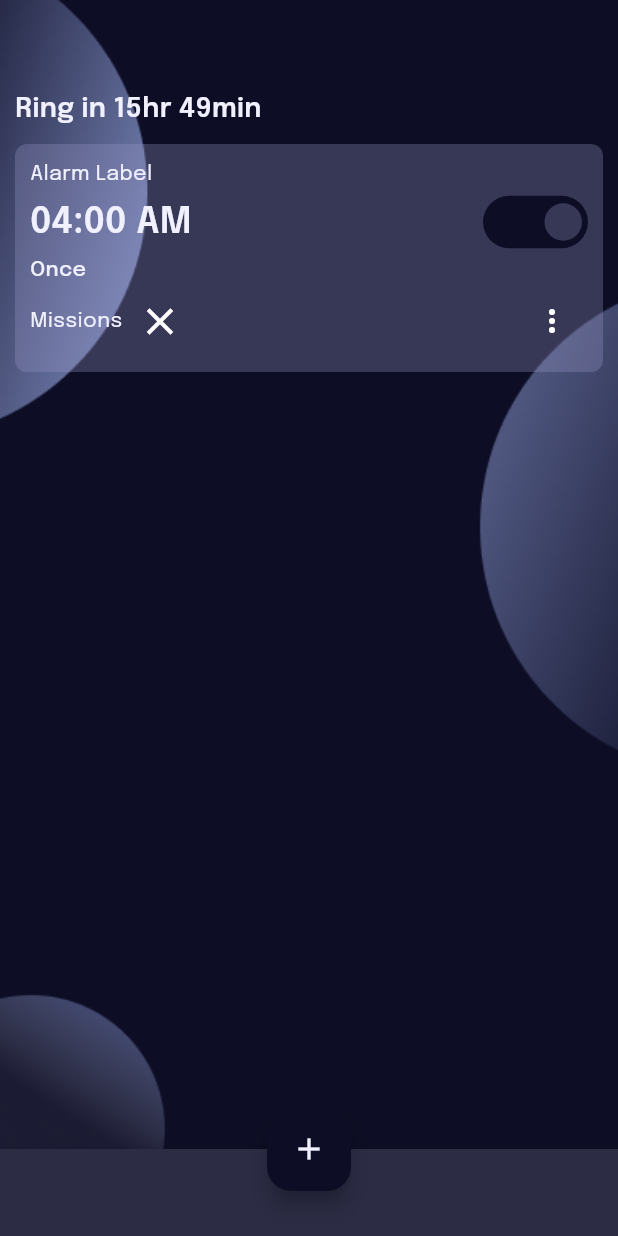
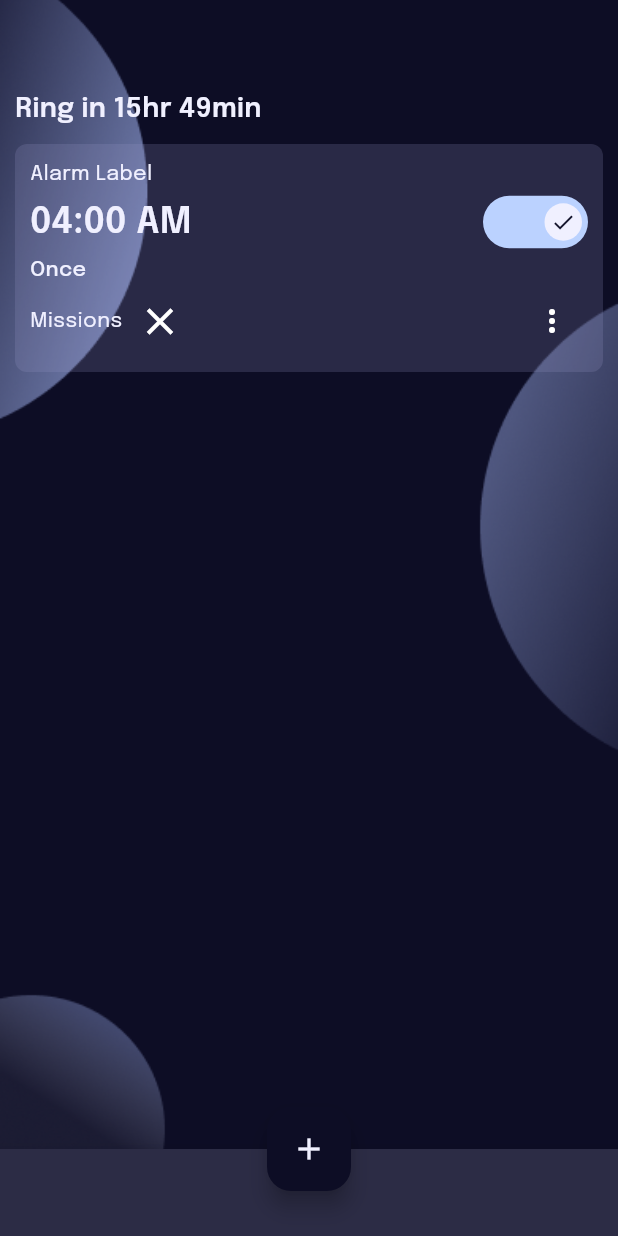
Before and after one commit to Mohammad-Areeb-Kashaf/snooze_slayer, a Flutter app: the screen it shows after launch, after a tap on the "add" icon, on a phone screen of 412 x 824 dp. Run offline on Flutter 3.47's test engine with Material 3 defaults, Android fonts, the light colour scheme and no system bars; drawn by our look-alikes of flutter_switch; our stand-ins replace flutter_svg, get, objectbox; missing offline and left inert: scroll_datetime_picker; generated files the repository leaves out were written again.

Commit message:
ThemeController bug fixes and improvements

```diff
--- a/lib/constants.dart
+++ b/lib/constants.dart
@@ -20,5 +20,5 @@
 const kDarkSecondaryColor = Color.fromRGBO(245, 132, 26, 0.1);
 const kDarkFrameColor = Color.fromRGBO(44, 44, 69, 1.0);
 const kDarkTextColor = Color.fromRGBO(240, 240, 255, 1.0);
-const kDarkGlassEffectColor = Color.fromRGBO(153, 153, 200, 0.3);
+const kDarkGlassEffectColor = Color.fromRGBO(153, 153, 200, 0.2);
 const kDarkToggleColor = Color.fromRGBO(50, 50, 91, 1.0);
--- a/lib/models/alarm_model.dart
+++ b/lib/models/alarm_model.dart
@@ -27,7 +27,7 @@
 
   Alarm({
     this.id = 0,
-    this.label = "none",
+    this.label = "null",
     this.time = '03:50 PM',
     required this.repeat,
     this.missions,
--- a/lib/widgets/alarm_tile.dart
+++ b/lib/widgets/alarm_tile.dart
@@ -2,6 +2,8 @@
 import 'package:flutter_svg/flutter_svg.dart';
 import 'package:flutter_switch/flutter_switch.dart';
 import 'package:get/get.dart';
+import 'package:snooze_slayer/constants.dart';
+import 'package:snooze_slayer/controller/theme_controller.dart';
 import 'package:snooze_slayer/models/alarm_model.dart';
 import 'package:snooze_slayer/pages/alarm_details_page.dart';
 
@@ -19,6 +21,7 @@
 class _AlarmTileState extends State<AlarmTile> {
   late AlarmControllerObjectBox alarmControllerObjectBox;
   late Alarm alarmData;
+  late ThemeController themeController;
 
   @override
   Widget build(BuildContext context) {
@@ -27,6 +30,7 @@
       child: Obx(() {
         alarmControllerObjectBox = Get.find<AlarmControllerObjectBox>();
         alarmData = alarmControllerObjectBox.getAlarm(widget.id);
+        themeController = Get.find<ThemeController>();
         return Material(
           color: Theme.of(context).colorScheme.tertiary,
           borderRadius: BorderRadius.circular(8),
@@ -45,7 +49,7 @@
                       Column(
                         crossAxisAlignment: CrossAxisAlignment.start,
                         children: [
-                          alarmData.label != "none"
+                          alarmData.label != "null"
                               ? Text(
                                   alarmData.label.toString(),
                                   style: TextStyle(
@@ -80,20 +84,38 @@
                         crossAxisAlignment: CrossAxisAlignment.end,
                         mainAxisAlignment: MainAxisAlignment.spaceBetween,
                         children: [
-                          FlutterSwitch(
-                            value: bool.parse(alarmData.enabled.toString()),
+                          ValueListenableBuilder(
+                              valueListenable: themeController.notifier,
+                              builder: (_, mode, __) {
+                                return FlutterSwitch(
+                                  value:
+                                      bool.parse(alarmData.enabled.toString()),
                                   onToggle: (bool value) {
                                     setState(() {
                                       alarmData.enabled = value;
                                     });
                                   },
-                            activeColor: Theme.of(context).colorScheme.primary,
-                            inactiveColor:
-                                Theme.of(context).colorScheme.surface,
+                                  activeToggleColor: mode == ThemeMode.light
+                                      ? kLightTextColor
+                                      : kDarkTextColor,
                                   inactiveToggleColor:
-                                Theme.of(context).colorScheme.secondary,
-                            activeToggleColor:
-                                Theme.of(context).colorScheme.tertiary,
+                                    mode == ThemeMode.light
+                                      ? kDarkTextColor
+                                      : kLightTextColor,
+                                  inactiveColor: mode == ThemeMode.light
+                                      ? kLightToggleColor
+                                      : kDarkToggleColor,
+                                  activeColor: mode == ThemeMode.light
+                                      ? kDarkToggleColor
+                                      : kLightFrameColor,
+                                  activeIcon: Icon(
+                                    Icons.done,
+                                    color: mode == ThemeMode.light
+                                        ? kDarkTextColor
+                                        : kLightTextColor,
+                                  ),
+                                );
+                              }
                           ),
                         ],
                       ),
```
Also changed, not shown: pubspec.lock. Lines whose indentation alone changed are shown as unchanged.
